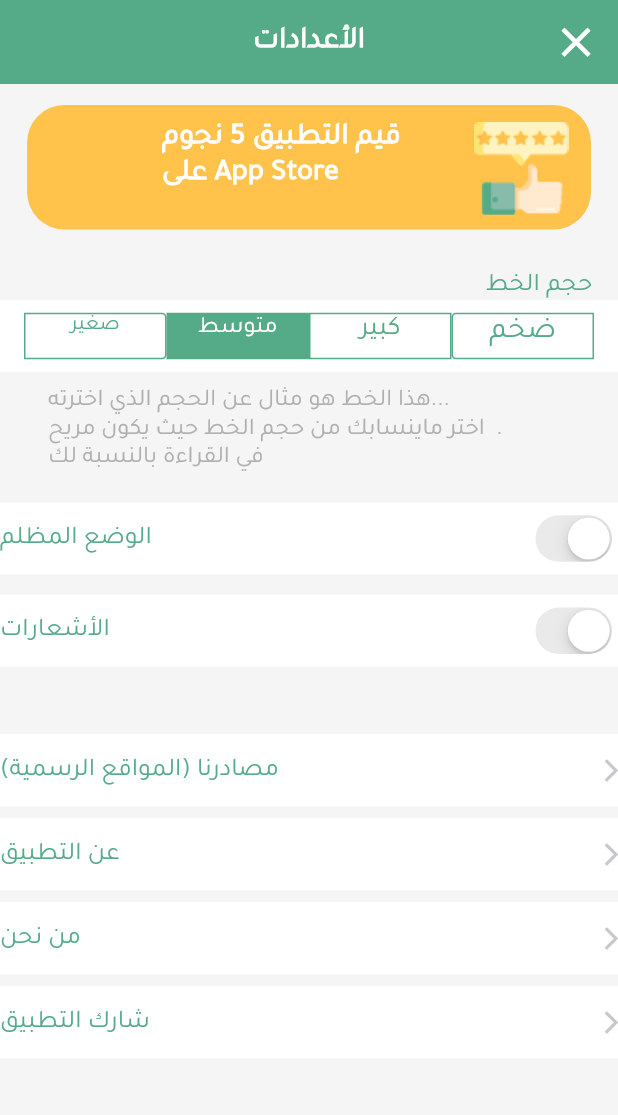
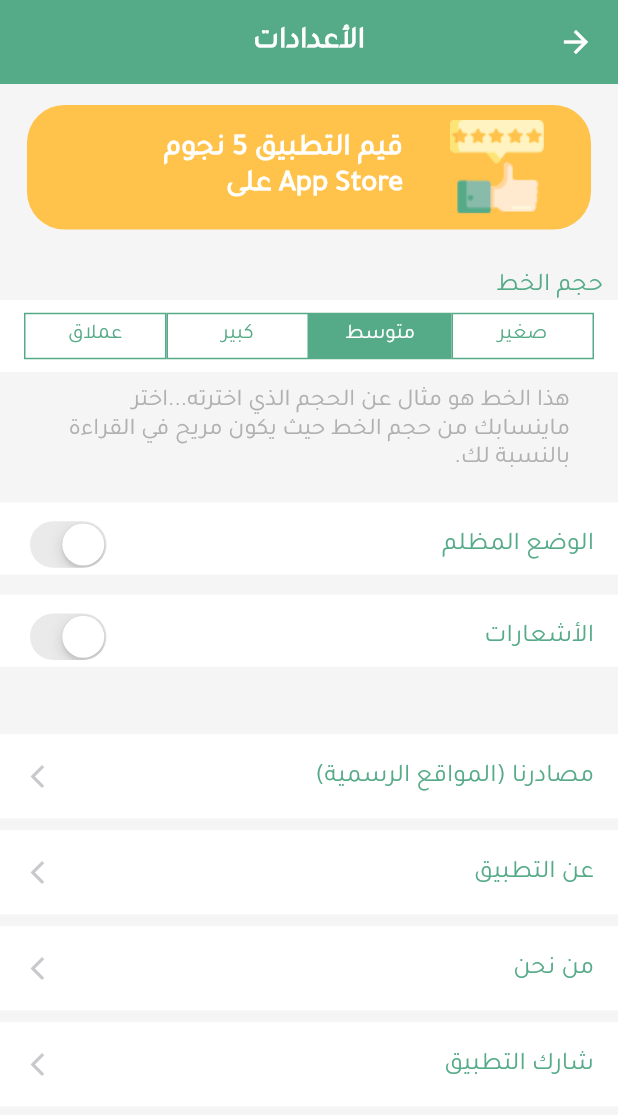
Before and after one commit to MuhmdHsn313/IQ-Home, a Flutter app: the SettingsScreen screen opened directly, on a phone screen of 412 x 824 dp. Shown: the top 1115 px of the screen. Run offline on Flutter 3.47's test engine with Material 2 defaults, Android fonts, the light colour scheme and no system bars; our stand-ins replace cached_network_image; network calls fail.

Commit message:
Fixed `SettingsScreen` bugs; Add `AppFontSize` type to control app font size; Solve compatibility problems with other languages and screens in SettingsScreen.

```diff
--- a/lib/src/screens/emergency_screen.dart
+++ b/lib/src/screens/emergency_screen.dart
@@ -1,4 +1,3 @@
-import 'package:flutter/cupertino.dart';
 import 'package:flutter/material.dart';
 import 'package:iqhome/src/widgets/emergency_number.dart';
 
--- a/lib/src/screens/home_screen.dart
+++ b/lib/src/screens/home_screen.dart
@@ -3,6 +3,8 @@ import 'package:flutter/material.dart';
 import 'package:iqhome/src/screens/emergency_screen.dart';
 import 'package:iqhome/src/utils/iqhome_icons.dart';
 import 'package:iqhome/src/widgets/news_card.dart';
+
+import 'settingsScreen.dart';
 
 class HomeScreen extends StatelessWidget {
   @override
@@ -20,7 +22,13 @@ class HomeScreen extends StatelessWidget {
               color: Colors.white,
             ),
             tooltip: 'الاعدادات',
-            onPressed: () {},
+            onPressed: () => Navigator.push(
+              context,
+              CupertinoPageRoute(
+                builder: (context) => SettingsScreen(),
+                fullscreenDialog: true,
+              ),
+            ),
           ),
           actions: [
             IconButton(
--- a/lib/src/screens/settingsScreen.dart
+++ b/lib/src/screens/settingsScreen.dart
@@ -1,11 +1,8 @@
-
 import 'package:flutter/material.dart';
 import 'package:iqhome/src/widgets/fontSize.dart';
 import 'package:iqhome/src/widgets/rate.dart';
 import 'package:iqhome/src/widgets/seetingsCheckBox.dart';
 import 'package:iqhome/src/widgets/seetingsItem.dart';
-
-
 
 class SettingsScreen extends StatelessWidget {
   @override
@@ -19,37 +16,46 @@ class SettingsScreen extends StatelessWidget {
           "الأعدادات",
           style: TextStyle(fontSize: 20, fontWeight: FontWeight.bold),
         ),
-        leading: IconButton(
-            icon: Icon(
-              Icons.close,
-              size: 33,
-            ),
-            onPressed: () {}),
       ),
       body: Container(
         child: ListView(
           physics: BouncingScrollPhysics(),
           children: <Widget>[
             Padding(
-              padding: const EdgeInsets.only(bottom: 27,top: 14,right: 18,left: 18),
+              padding: const EdgeInsets.only(
+                  bottom: 27, top: 14, right: 18, left: 18),
               child: Rate(),
             ),
-
-                  FontSize(),
-
-
-             SettingsCheckBox(title: "الوضع المظلم",value: false,),
-             SizedBox(height: 13.5,),
-             SettingsCheckBox(title: "الأشعارات",value: false,),
-             SizedBox(height: 45,),
-             SettingsItem(title: "مصادرنا (المواقع الرسمية)",),
-             SizedBox(height: 8,),
-             SettingsItem(title: "عن التطبيق",),
-             SizedBox(height: 8,),
-             SettingsItem(title: "من نحن",),
-              SizedBox(height: 8,),
-             SettingsItem(title: "شارك التطبيق",)
-
+            FontSizeWidget(),
+            SettingsCheckBox("الوضع المظلم"),
+            SizedBox(
+              height: 13.5,
+            ),
+            SettingsCheckBox("الأشعارات"),
+            SizedBox(
+              height: 45,
+            ),
+            SettingsItem(
+              title: "مصادرنا (المواقع الرسمية)",
+            ),
+            SizedBox(
+              height: 8,
+            ),
+            SettingsItem(
+              title: "عن التطبيق",
+            ),
+            SizedBox(
+              height: 8,
+            ),
+            SettingsItem(
+              title: "من نحن",
+            ),
+            SizedBox(
+              height: 8,
+            ),
+            SettingsItem(
+              title: "شارك التطبيق",
+            )
           ],
         ),
       ),
--- /dev/null
+++ b/lib/src/utils/public_type.dart
@@ -0,0 +1 @@
+enum AppFontSize { Small, Middle, Large, Giant }
--- a/lib/src/widgets/fontSize.dart
+++ b/lib/src/widgets/fontSize.dart
@@ -1,122 +1,118 @@
 import 'package:flutter/material.dart';
+import 'package:iqhome/src/utils/public_type.dart';
 
-class FontSize extends StatefulWidget {
-  @override
-  _FontSizeState createState() => _FontSizeState();
-}
+class FontSizeWidget extends StatelessWidget {
+  final AppFontSize size;
 
-class _FontSizeState extends State<FontSize> {
-
-
-  bool huge = false ;
-  bool big = false ;
-  bool reqular = true ;
-  bool small  = false ;
-
-
+  const FontSizeWidget({
+    Key key,
+    this.size: AppFontSize.Middle,
+  })  : assert(size != null),
+        super(key: key);
 
   @override
   Widget build(BuildContext context) {
+    double fontSize;
+    switch (size) {
+      case AppFontSize.Small:
+        fontSize = 14;
+        break;
+      case AppFontSize.Middle:
+        fontSize = 16;
+        break;
+      case AppFontSize.Large:
+        fontSize = 18;
+        break;
+      case AppFontSize.Giant:
+        fontSize = 22;
+        break;
+      default:
+        fontSize = 14;
+    }
+
     return Column(
+      crossAxisAlignment: CrossAxisAlignment.start,
       children: <Widget>[
-        Align(alignment: Alignment.topRight,
-        child: Padding(
-          padding: const EdgeInsets.only(right: 17),
-          child: Text("حجم الخط",style: TextStyle(fontSize: 17,color: Color(0xff55AA88)),),
-        )),
+        Padding(
+          padding: const EdgeInsets.symmetric(horizontal: 10),
+          child: Text("حجم الخط", style: Theme.of(context).textTheme.subtitle1),
+        ),
         Container(
           height: 48,
           color: Colors.white,
+          alignment: Alignment.center,
           child: Row(
-
             mainAxisAlignment: MainAxisAlignment.center,
             children: <Widget>[
-              GestureDetector(
-                onTap: (){
-                  setState(() {
-                      huge = true ;  big = false ;  reqular = false ;  small  = false ;
-
-                  });
-                },
-                              child: Container(
-                  height: 31,
-                  width: 95,
-                  decoration: BoxDecoration(
-                    borderRadius: BorderRadius.only(bottomLeft: Radius.circular(3),topLeft: Radius.circular(3)),
-                    border: Border.all(color: Color(0xff55AA88),width: 1),
-                    color: huge?Color(0xff55AA88):Colors.white
-                  ),
-                  child: Text("ضخم",textAlign: TextAlign.center,style: TextStyle(fontSize: 20,color: huge?Colors.white:Color(0xff55AA88))),
-                ),
+              SelectFontSize(
+                title: 'صغير',
+                isSelected: size == AppFontSize.Small,
               ),
-               GestureDetector(
-                 onTap: (){
-                  setState(() {
-                      huge = false ;  big = true ;  reqular = false ;  small  = false ;
-
-                  });
-                },
-                              child: Container(
-                  height: 31,
-                  width: 95,
-                  decoration: BoxDecoration(
-                    // borderRadius: BorderRadius.only(bottomLeft: Radius.circular(3),topLeft: Radius.circular(3)),
-                    border: Border.all(color: Color(0xff55AA88),width: 1),
-                    color: big?Color(0xff55AA88):Colors.white
-
-                  ),
-                  child:  Text("كبير",textAlign: TextAlign.center,style: TextStyle(fontSize: 18,color: big?Colors.white:Color(0xff55AA88))),
-                ),
+              SelectFontSize(
+                title: 'متوسط',
+                isSelected: size == AppFontSize.Middle,
               ),
-               GestureDetector(
-                 onTap: (){
-                  setState(() {
-                      huge = false ;  big = false ;  reqular = true ;  small  = false ;
-
-                  });
-                },
-                              child: Container(
-                  height: 31,
-                  width: 95,
-                  decoration: BoxDecoration(
-                    // borderRadius: BorderRadius.only(bottomLeft: Radius.circular(3),topLeft: Radius.circular(3)),
-                    border: Border.all(color: Color(0xff55AA88),width: 1),
-                    color: reqular?Color(0xff55AA88):Colors.white
-                  ),
-                  child:  Text("متوسط",textAlign: TextAlign.center,style: TextStyle(fontSize: 16,color: reqular?Colors.white:Color(0xff55AA88))),
-                ),
+              SelectFontSize(
+                title: 'كبير',
+                isSelected: size == AppFontSize.Large,
               ),
-               GestureDetector(
-                 onTap: (){
-                  setState(() {
-                      huge = false ;  big = false ;  reqular = false ;  small  = true ;
-
-                  });
-                },
-                              child: Container(
-                  height: 31,
-                  width: 95,
-                  decoration: BoxDecoration(
-                    borderRadius: BorderRadius.only(bottomRight: Radius.circular(3),topRight: Radius.circular(3)),
-                    border: Border.all(color: Color(0xff55AA88),width: 1),
-                    color: small?Color(0xff55AA88):Colors.white
-                  ),
-                  child:  Text("صغير",textAlign: TextAlign.center,style: TextStyle(fontSize: 14,color: small?Colors.white:Color(0xff55AA88))),
-                ),
+              SelectFontSize(
+                title: 'عملاق',
+                isSelected: size == AppFontSize.Giant,
               ),
             ],
           ),
         ),
-
         Padding(
-          padding: const EdgeInsets.only(right: 32,left: 32,top: 10,bottom: 20),
-          child: Text("""...هذا الخط هو مثال عن الحجم الذي اخترته
-       .  اختر ماينسابك من حجم الخط حيث يكون مريح في القراءة بالنسبة لك""",textAlign: TextAlign.end,style: TextStyle(
-           color: Color(0xffB0B0B0) ,
-           fontSize: huge?20:big?18:reqular?16:small?14:14
-       ),),
+          padding:
+              const EdgeInsets.only(right: 32, left: 32, top: 10, bottom: 20),
+          child: Text(
+            "هذا الخط هو مثال عن الحجم الذي اخترته..."
+            "اختر ماينسابك من حجم الخط حيث يكون مريح في القراءة بالنسبة لك.",
+            style: TextStyle(
+              color: Color(0xffB0B0B0),
+              fontSize: fontSize,
+            ),
+          ),
         )
       ],
     );
   }
 }
+
+class SelectFontSize extends StatelessWidget {
+  final String title;
+  final bool isSelected;
+
+  const SelectFontSize({
+    Key key,
+    @required this.title,
+    @required this.isSelected,
+  })  : assert(title != null),
+        assert(isSelected != null),
+        super(key: key);
+
+  @override
+  Widget build(BuildContext context) {
+    return Container(
+      height: 31,
+      width: 95,
+      alignment: Alignment.center,
+      decoration: BoxDecoration(
+        border: Border.all(
+          color: Theme.of(context).primaryColor,
+          width: 1,
+        ),
+        color: isSelected ? Theme.of(context).primaryColor : Colors.white,
+      ),
+      child: Text(
+        title,
+        textAlign: TextAlign.center,
+        style: TextStyle(
+          fontSize: 14,
+          color: isSelected ? Colors.white : Theme.of(context).primaryColor,
+        ),
+      ),
+    );
+  }
+}
--- a/lib/src/widgets/rate.dart
+++ b/lib/src/widgets/rate.dart
@@ -7,40 +7,31 @@ class Rate extends StatelessWidget {
       height: 83,
       width: MediaQuery.of(context).size.width,
       decoration: BoxDecoration(
-          color: Color(0xffFFC34C), borderRadius: BorderRadius.circular(25)),
-      child: Stack(
-        children: <Widget>[
-          Positioned(
-            top: 10,
-            left: 90,
-            child: Text(
-              """قيم التطبيق 5 نجوم
-App Store على """,
-textAlign: TextAlign.end,
-              style: TextStyle(
-                  fontWeight: FontWeight.bold,
-                  color: Colors.white,
-                  fontSize: 20),
+        color: Color(0xffFFC34C),
+        borderRadius: BorderRadius.circular(25),
+      ),
+      child: Row(
+        children: [
+          Expanded(
+            flex: 2,
+            child: Image.asset(
+              "assets/images/social-media.png",
+              width: 62.67,
             ),
           ),
-
-          Positioned(
-            top: 11.5,
-            right: 15,
-              child: Image.asset(
-            "assets/images/social-media.png",
-            width: 62.67,
-          ))
-          //  Positioned(
-          //    right: 10,
-          //    top: 10,
-          //               child: Container(
-          //         height: 2.08,
-          //         decoration: BoxDecoration(
-          //        image: DecorationImage(image: AssetImage("assets/social-media.png"),fit: BoxFit.cover),
-          // ),
-          //       ),
-          //  ),
+          Expanded(
+            flex: 4,
+            child: Text(
+              "قيم التطبيق 5 نجوم"
+              "\n"
+              "App Store على ",
+              style: TextStyle(
+                fontWeight: FontWeight.bold,
+                color: Colors.white,
+                fontSize: 20,
+              ),
+            ),
+          ),
         ],
       ),
     );
--- a/lib/src/widgets/seetingsCheckBox.dart
+++ b/lib/src/widgets/seetingsCheckBox.dart
@@ -1,66 +1,41 @@
 import 'package:flutter/cupertino.dart';
 import 'package:flutter/material.dart';
 
+class SettingsCheckBox extends StatefulWidget {
+  final String title;
 
-class SettingsCheckBox extends StatefulWidget {
-    final title  ;
-  bool  value ;
-  SettingsCheckBox({this.value,this.title});
+  SettingsCheckBox(this.title);
+
   @override
   _SettingsCheckBoxState createState() => _SettingsCheckBoxState();
 }
 
 class _SettingsCheckBoxState extends State<SettingsCheckBox> {
+  bool value;
 
+  @override
+  void initState() {
+    value = false;
+    super.initState();
+  }
 
   @override
   Widget build(BuildContext context) {
     return Container(
       height: 48,
-      color: Colors.white,
-
-
-
-
-      child: Row(
-         mainAxisAlignment: MainAxisAlignment.spaceBetween,
-        children: <Widget>[
-
-
-        Padding(
-          padding: const EdgeInsets.only(left: 10.0),
-          child: CupertinoSwitch(value: widget.value, onChanged: (change){
+      color: Theme.of(context).cardColor,
+      child: ListTile(
+        onTap: () {},
+        title: Text(widget.title),
+        trailing: CupertinoSwitch(
+          value: value,
+          onChanged: (change) {
             setState(() {
-              widget.value = change ;
+              value = change;
             });
-          }),
+          },
         ),
-
-        Padding(
-            padding: const EdgeInsets.only(right: 25),
-            child: Text(widget.title,textAlign: TextAlign.end,style: TextStyle(fontSize: 17,color: Color(0xff55AA88)),),
-          ),
-      ],
-
-      )
-
-
-      //  child:   Padding(
-      //       padding: const EdgeInsets.only(left: 25),
-      //       child: SwitchListTile(value: _value, onChanged: (change){
-
-      //         setState(() {
-      //           _value = change ;
-      //         });
-
-
-      //       },
-
-      //       title: Text("الوظع المظلم",textAlign: TextAlign.end,),
-
-      //       ),
-      //     ),
-
+      ),
     );
   }
 }
--- a/lib/src/widgets/seetingsItem.dart
+++ b/lib/src/widgets/seetingsItem.dart
@@ -1,39 +1,24 @@
 import 'package:flutter/cupertino.dart';
 import 'package:flutter/material.dart';
 
+class SettingsItem extends StatelessWidget {
+  final String title;
 
-class SettingsItem extends StatelessWidget {
-  final title ;
-  final route ;
-  SettingsItem({this.title,this.route});
+  const SettingsItem({
+    @required this.title,
+  }) : assert(title != null);
+
   @override
   Widget build(BuildContext context) {
     return Container(
-      height: 48,
-      color: Colors.white,
-      child: GestureDetector(
-        onTap:(){},
-              child: Row(
-          mainAxisAlignment: MainAxisAlignment.spaceBetween,
-          children: <Widget>[
-
-            Padding(
-              padding: const EdgeInsets.only(left: 25),
-              child: Row(
-                children: <Widget>[
-
-                  Container(
-
-                    child: Icon(Icons.arrow_back_ios,color: Color(0xffC7C7CC),size: 18,)),
-
-                ],
-              ),
-            ),
-            Padding(
-              padding: const EdgeInsets.only(right: 25),
-              child: Text(title,style: TextStyle(fontSize: 17,color: Color(0xff55AA88)),),
-            ),
-          ],
+      color: Theme.of(context).cardColor,
+      child: ListTile(
+        onTap: () {},
+        title: Text(title),
+        trailing: Icon(
+          Icons.arrow_forward_ios,
+          color: Color(0xffC7C7CC),
+          size: 18,
         ),
       ),
     );
```
